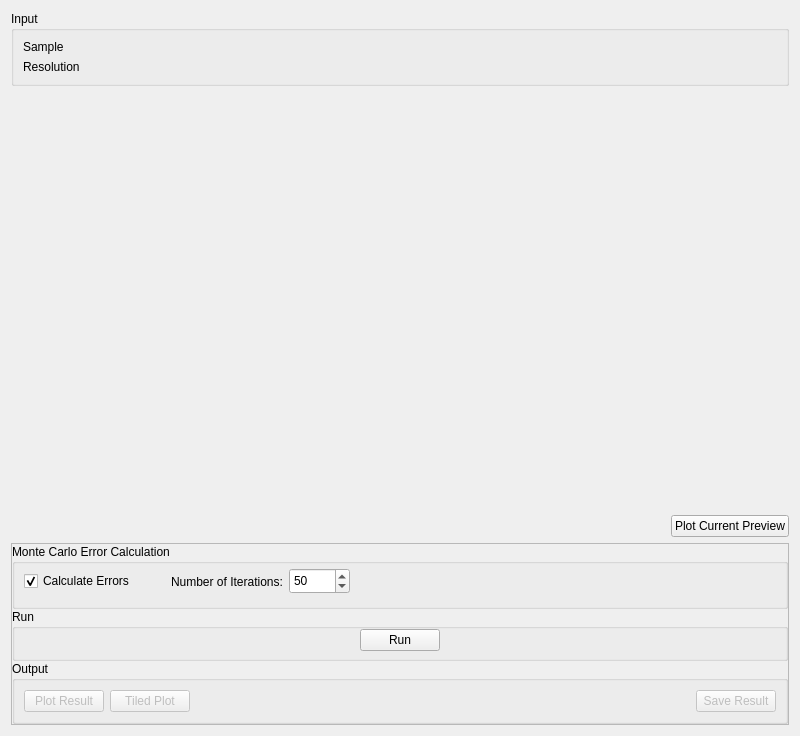
This is qt/scientific_interfaces/Indirect/Iqt.ui in igudich/mantid as Qt 5 draws it before an edit. The edited form follows.
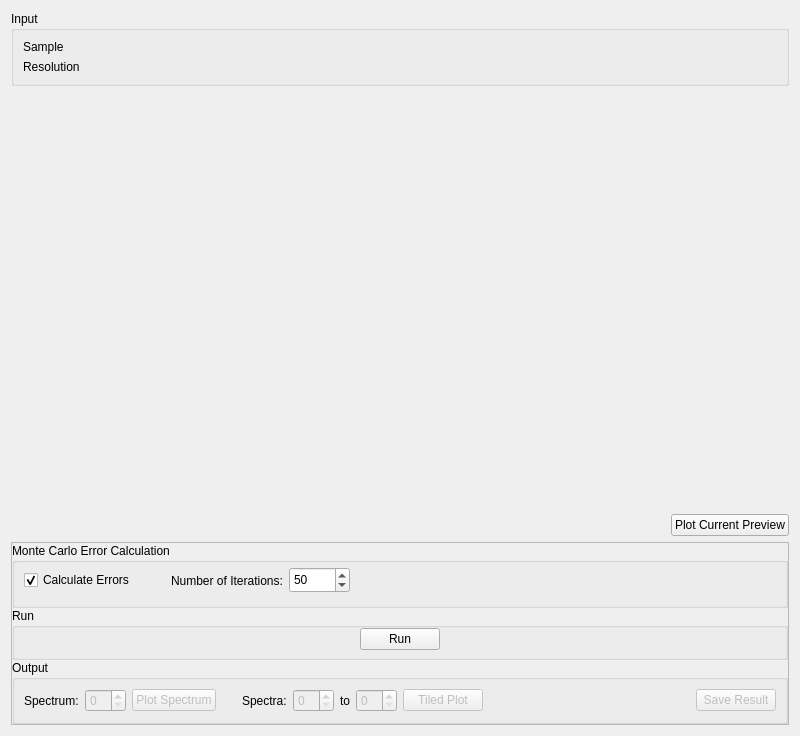
This is the edited form. Custom widgets are drawn as their Qt base class.

Commit message: Allow plotting of specific spectra Refs #23543

What changed in the file:
```diff
--- a/qt/scientific_interfaces/Indirect/Iqt.ui
+++ b/qt/scientific_interfaces/Indirect/Iqt.ui
@@ -363,13 +363,71 @@
          <string>Output</string>
         </property>
         <layout class="QHBoxLayout" name="horizontalLayout_9">
+         <item>
+          <widget class="QLabel" name="label_2">
+           <property name="text">
+            <string>Spectrum:</string>
+           </property>
+          </widget>
+         </item>
+         <item>
+          <widget class="QSpinBox" name="spSpectrum">
+           <property name="enabled">
+            <bool>false</bool>
+           </property>
+          </widget>
+         </item>
          <item>
           <widget class="QPushButton" name="pbPlot">
            <property name="enabled">
             <bool>false</bool>
            </property>
            <property name="text">
-            <string>Plot Result</string>
+            <string>Plot Spectrum</string>
+           </property>
+          </widget>
+         </item>
+         <item>
+          <spacer name="horizontalSpacer_6">
+           <property name="orientation">
+            <enum>Qt::Horizontal</enum>
+           </property>
+           <property name="sizeType">
+            <enum>QSizePolicy::Fixed</enum>
+           </property>
+           <property name="sizeHint" stdset="0">
+            <size>
+             <width>20</width>
+             <height>20</height>
+            </size>
+           </property>
+          </spacer>
+         </item>
+         <item>
+          <widget class="QLabel" name="label_3">
+           <property name="text">
+            <string>Spectra:</string>
+           </property>
+          </widget>
+         </item>
+         <item>
+          <widget class="QSpinBox" name="spTiledPlotFirst">
+           <property name="enabled">
+            <bool>false</bool>
+           </property>
+          </widget>
+         </item>
+         <item>
+          <widget class="QLabel" name="label_4">
+           <property name="text">
+            <string>to</string>
+           </property>
+          </widget>
+         </item>
+         <item>
+          <widget class="QSpinBox" name="spTiledPlotLast">
+           <property name="enabled">
+            <bool>false</bool>
            </property>
           </widget>
          </item>
```
The commit also changes 7 other files.
